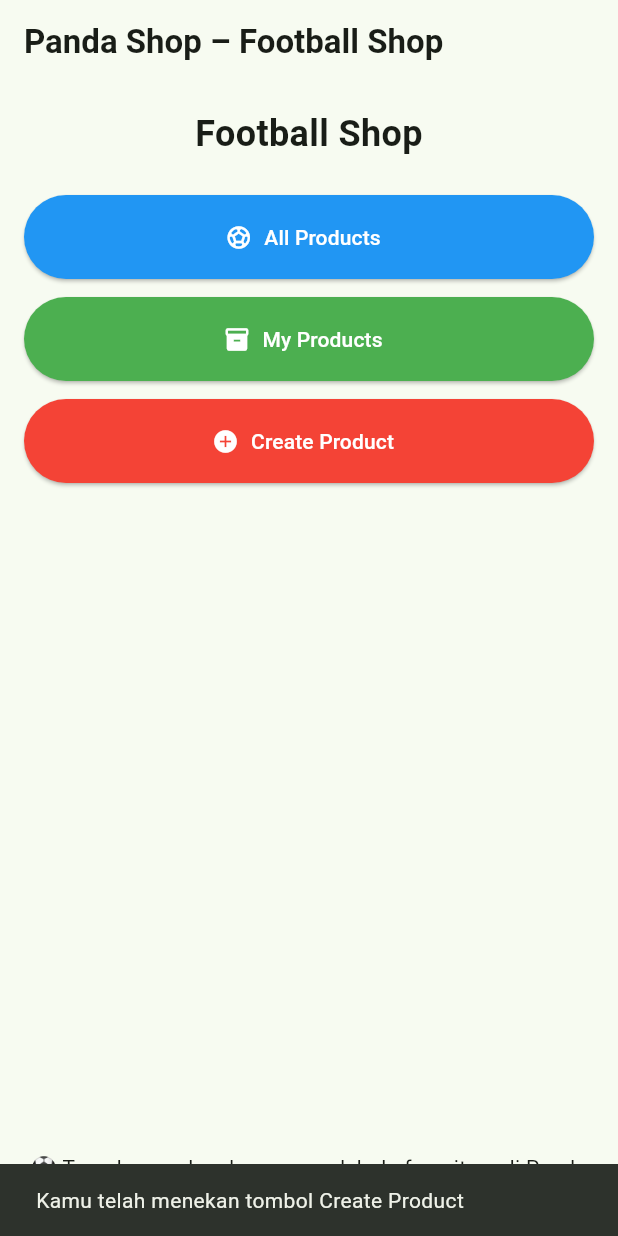
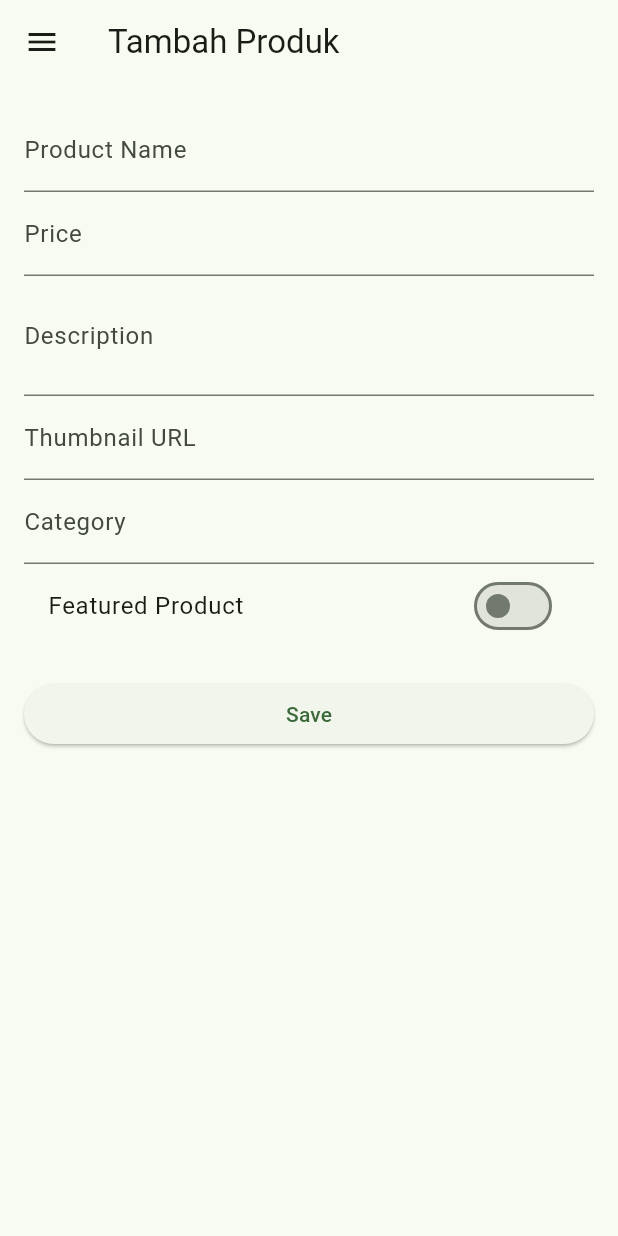
Before and after one commit to AliaArtanti/panda-shop, a Flutter app: the screen it shows after launch, after a tap on "Create Product", on a phone screen of 412 x 824 dp. Run offline on Flutter 3.47's test engine with Material 3 defaults, Android fonts, the phone set to English and light mode, and no system bars.

Commit message:
Tugas 8 selesai

```diff
--- a/lib/main.dart
+++ b/lib/main.dart
@@ -1,4 +1,5 @@
 import 'package:flutter/material.dart';
+import 'pages/home_page.dart';
 
 void main() {
   runApp(const PandaShopApp());
@@ -20,104 +21,3 @@ class PandaShopApp extends StatelessWidget {
     );
   }
 }
-
-class HomePage extends StatelessWidget {
-  const HomePage({super.key});
-
-  void _showSnackBar(BuildContext context, String message) {
-    ScaffoldMessenger.of(context)
-      ..hideCurrentSnackBar()
-      ..showSnackBar(
-        SnackBar(content: Text(message)),
-      );
-  }
-
-  @override
-  Widget build(BuildContext context) {
-    return Scaffold(
-      appBar: AppBar(
-        title: const Text(
-          'Panda Shop – Football Shop',
-          style: TextStyle(fontWeight: FontWeight.bold),
-        ),
-      ),
-      body: Padding(
-        padding: const EdgeInsets.all(16.0),
-        child: Column(
-          crossAxisAlignment: CrossAxisAlignment.stretch,
-          children: [
-            // Headline / branding sederhana
-            const Text(
-              'Football Shop',
-              style: TextStyle(fontSize: 24, fontWeight: FontWeight.w700),
-              textAlign: TextAlign.center,
-            ),
-            const SizedBox(height: 24),
-
-            // All Products (biru)
-            SizedBox(
-              height: 56,
-              child: ElevatedButton.icon(
-                onPressed: () {
-                  _showSnackBar(context, 'Kamu telah menekan tombol All Products');
-                },
-                icon: const Icon(Icons.sports_soccer),
-                label: const Text('All Products'),
-                style: ElevatedButton.styleFrom(
-                  backgroundColor: Colors.blue, // warna biru
-                  foregroundColor: Colors.white,
-                ),
-              ),
-            ),
-
-            const SizedBox(height: 12),
-
-            // My Products (hijau)
-            SizedBox(
-              height: 56,
-              child: ElevatedButton.icon(
-                onPressed: () {
-                  _showSnackBar(context, 'Kamu telah menekan tombol My Products');
-                },
-                icon: const Icon(Icons.inventory_2),
-                label: const Text('My Products'),
-                style: ElevatedButton.styleFrom(
-                  backgroundColor: Colors.green, // warna hijau
-                  foregroundColor: Colors.white,
-                ),
-              ),
-            ),
-
-            const SizedBox(height: 12),
-
-            // Create Product (merah)
-            SizedBox(
-              height: 56,
-              child: ElevatedButton.icon(
-                onPressed: () {
-                  _showSnackBar(context, 'Kamu telah menekan tombol Create Product');
-                },
-                icon: const Icon(Icons.add_circle),
-                label: const Text('Create Product'),
-                style: ElevatedButton.styleFrom(
-                  backgroundColor: Colors.red, // warna merah
-                  foregroundColor: Colors.white,
-                ),
-              ),
-            ),
-
-            const Spacer(),
-
-
-            const Center(
-              child: Text(
-                '⚽ Temukan perlengkapan sepak bola favoritmu di Panda Shop!',
-                textAlign: TextAlign.center,
-              ),
-            ),
-          ],
-        ),
-      ),
-    );
-  }
-}
--- /dev/null
+++ b/lib/pages/add_product_page.dart
@@ -0,0 +1,130 @@
+import 'package:flutter/material.dart';
+import '../widgets/app_drawer.dart';
+
+class AddProductPage extends StatefulWidget {
+  const AddProductPage({super.key});
+
+  @override
+  State<AddProductPage> createState() => _AddProductPageState();
+}
+
+class _AddProductPageState extends State<AddProductPage> {
+  final _formKey = GlobalKey<FormState>();
+
+  final nameController = TextEditingController();
+  final priceController = TextEditingController();
+  final descController = TextEditingController();
+  final thumbnailController = TextEditingController();
+  final categoryController = TextEditingController();
+  bool isFeatured = false;
+
+  @override
+  Widget build(BuildContext context) {
+    return Scaffold(
+      appBar: AppBar(title: const Text("Tambah Produk")),
+      drawer: const AppDrawer(),
+      body: Padding(
+        padding: const EdgeInsets.all(16),
+        child: Form(
+          key: _formKey,
+          child: ListView(
+            children: [
+              TextFormField(
+                controller: nameController,
+                decoration: const InputDecoration(labelText: "Product Name"),
+                validator: (value) {
+                  if (value == null || value.isEmpty) return "Nama tidak boleh kosong";
+                  if (value.length < 3) return "Minimal 3 karakter";
+                  return null;
+                },
+              ),
+
+              TextFormField(
+                controller: priceController,
+                decoration: const InputDecoration(labelText: "Price"),
+                keyboardType: TextInputType.number,
+                validator: (value) {
+                  if (value == null || value.isEmpty) return "Wajib diisi";
+                  final num? price = num.tryParse(value);
+                  if (price == null) return "Harus angka";
+                  if (price < 0) return "Tidak boleh negatif";
+                  return null;
+                },
+              ),
+
+              TextFormField(
+                controller: descController,
+                decoration: const InputDecoration(labelText: "Description"),
+                minLines: 2,
+                maxLines: 5,
+                validator: (value) {
+                  if (value == null || value.isEmpty) return "Deskripsi wajib diisi";
+                  if (value.length < 10) return "Minimal 10 karakter";
+                  return null;
+                },
+              ),
+
+              TextFormField(
+                controller: thumbnailController,
+                decoration: const InputDecoration(labelText: "Thumbnail URL"),
+                validator: (value) {
+                  if (value == null || value.isEmpty) return "URL wajib diisi";
+                  final uri = Uri.tryParse(value);
+                  if (uri == null || !uri.isAbsolute) return "URL tidak valid";
+                  return null;
+                },
+              ),
+
+              TextFormField(
+                controller: categoryController,
+                decoration: const InputDecoration(labelText: "Category"),
+                validator: (value) {
+                  if (value == null || value.isEmpty) return "Kategori wajib diisi";
+                  return null;
+                },
+              ),
+
+              SwitchListTile(
+                title: const Text("Featured Product"),
+                value: isFeatured,
+                onChanged: (value) {
+                  setState(() => isFeatured = value);
+                },
+              ),
+
+              const SizedBox(height: 20),
+
+              ElevatedButton(
+                onPressed: () {
+                  if (_formKey.currentState!.validate()) {
+                    showDialog(
+                      context: context,
+                      builder: (_) => AlertDialog(
+                        title: const Text("Produk Ditambahkan"),
+                        content: Text(
+                          "Name: ${nameController.text}\n"
+                          "Price: ${priceController.text}\n"
+                          "Desc: ${descController.text}\n"
+                          "Thumbnail: ${thumbnailController.text}\n"
+                          "Category: ${categoryController.text}\n"
+                          "Featured: $isFeatured",
+                        ),
+                        actions: [
+                          TextButton(
+                            onPressed: () => Navigator.pop(context),
+                            child: const Text("OK"),
+                          ),
+                        ],
+                      ),
+                    );
+                  }
+                },
+                child: const Text("Save"),
+              ),
+            ],
+          ),
+        ),
+      ),
+    );
+  }
+}
--- /dev/null
+++ b/lib/pages/home_page.dart
@@ -0,0 +1,112 @@
+import 'package:flutter/material.dart';
+import '../widgets/app_drawer.dart';
+import 'add_product_page.dart';
+
+class HomePage extends StatelessWidget {
+  const HomePage({super.key});
+
+  void _showSnackBar(BuildContext context, String message) {
+    ScaffoldMessenger.of(context)
+      ..hideCurrentSnackBar()
+      ..showSnackBar(
+        SnackBar(content: Text(message)),
+      );
+  }
+
+  @override
+  Widget build(BuildContext context) {
+    return Scaffold(
+      appBar: AppBar(
+        title: const Text(
+          'Panda Shop – Football Shop',
+          style: TextStyle(fontWeight: FontWeight.bold),
+        ),
+      ),
+      drawer: const AppDrawer(),
+      floatingActionButton: FloatingActionButton(
+        onPressed: () {
+          Navigator.push(
+            context,
+            MaterialPageRoute(builder: (_) => const AddProductPage()),
+          );
+        },
+        child: const Icon(Icons.add),
+      ),
+      body: Padding(
+        padding: const EdgeInsets.all(16.0),
+        child: Column(
+          crossAxisAlignment: CrossAxisAlignment.stretch,
+          children: [
+            const Text(
+              'Football Shop',
+              style: TextStyle(fontSize: 24, fontWeight: FontWeight.w700),
+              textAlign: TextAlign.center,
+            ),
+            const SizedBox(height: 24),
+
+            SizedBox(
+              height: 56,
+              child: ElevatedButton.icon(
+                onPressed: () {
+                  _showSnackBar(context, 'Kamu telah menekan tombol All Products');
+                },
+                icon: const Icon(Icons.sports_soccer),
+                label: const Text('All Products'),
+                style: ElevatedButton.styleFrom(
+                  backgroundColor: Colors.blue,
+                  foregroundColor: Colors.white,
+                ),
+              ),
+            ),
+
+            const SizedBox(height: 12),
+
+            SizedBox(
+              height: 56,
+              child: ElevatedButton.icon(
+                onPressed: () {
+                  _showSnackBar(context, 'Kamu telah menekan tombol My Products');
+                },
+                icon: const Icon(Icons.inventory_2),
+                label: const Text('My Products'),
+                style: ElevatedButton.styleFrom(
+                  backgroundColor: Colors.green,
+                  foregroundColor: Colors.white,
+                ),
+              ),
+            ),
+
+            const SizedBox(height: 12),
+
+            SizedBox(
+              height: 56,
+              child: ElevatedButton.icon(
+                onPressed: () {
+                  Navigator.push(
+                    context,
+                    MaterialPageRoute(builder: (_) => const AddProductPage()),
+                  );
+                },
+                icon: const Icon(Icons.add_circle),
+                label: const Text('Create Product'),
+                style: ElevatedButton.styleFrom(
+                  backgroundColor: Colors.red,
+                  foregroundColor: Colors.white,
+                ),
+              ),
+            ),
+
+            const Spacer(),
+
+            const Center(
+              child: Text(
+                '⚽ Temukan perlengkapan sepak bola favoritmu di Panda Shop!',
+                textAlign: TextAlign.center,
+              ),
+            ),
+          ],
+        ),
+      ),
+    );
+  }
+}
--- /dev/null
+++ b/lib/widgets/app_drawer.dart
@@ -0,0 +1,44 @@
+import 'package:flutter/material.dart';
+import '../pages/home_page.dart';
+import '../pages/add_product_page.dart';
+
+class AppDrawer extends StatelessWidget {
+  const AppDrawer({super.key});
+
+  @override
+  Widget build(BuildContext context) {
+    return Drawer(
+      child: ListView(
+        children: [
+          const DrawerHeader(
+            decoration: BoxDecoration(color: Colors.blue),
+            child: Text(
+              "Panda Shop Menu",
+              style: TextStyle(color: Colors.white),
+            ),
+          ),
+
+          ListTile(
+            title: const Text("Halaman Utama"),
+            onTap: () {
+              Navigator.pushReplacement(
+                context,
+                MaterialPageRoute(builder: (_) => const HomePage()),
+              );
+            },
+          ),
+
+          ListTile(
+            title: const Text("Tambah Produk"),
+            onTap: () {
+              Navigator.pushReplacement(
+                context,
+                MaterialPageRoute(builder: (_) => const AddProductPage()),
+              );
+            },
+          ),
+        ],
+      ),
+    );
+  }
+}
```
Also changed, not shown: 1 other file.
